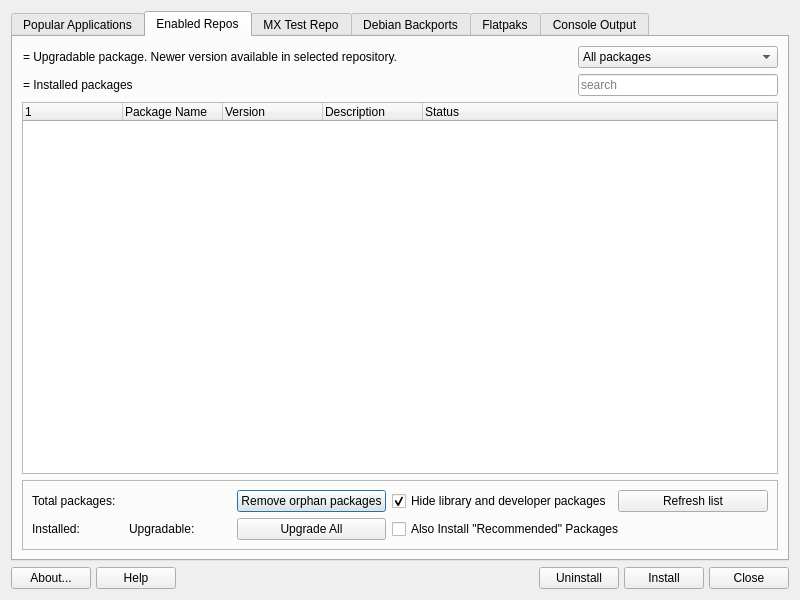
Qt form mainwindow.ui (AdrianTM/mx-packageinstaller) before a commit.
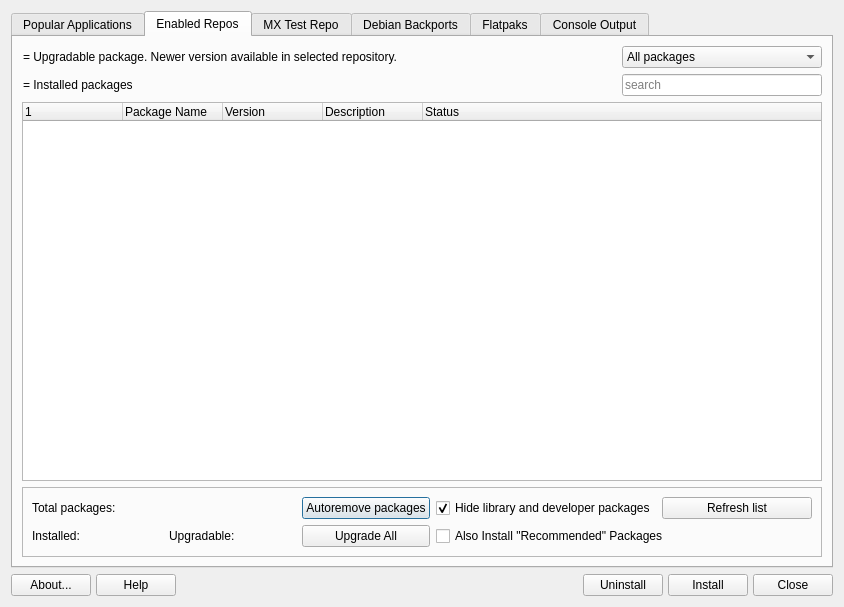
The same form after that commit. The open tabs and pages were chosen to show the change. Icons and pictures are not drawn.

Commit message: Add autoremovable filter

```diff
--- a/mainwindow.ui
+++ b/mainwindow.ui
@@ -6,8 +6,8 @@
    <rect>
     <x>0</x>
     <y>0</y>
-    <width>800</width>
-    <height>600</height>
+    <width>844</width>
+    <height>607</height>
    </rect>
   </property>
   <property name="sizePolicy">
@@ -232,7 +232,7 @@
           <item row="0" column="6" colspan="2">
            <widget class="QPushButton" name="pushRemoveOrphan">
             <property name="text">
-             <string>Remove orphan packages</string>
+             <string>Autoremove packages</string>
             </property>
             <property name="icon">
              <iconset theme="remove"/>
```
Left out of the diff: 12 changed lines with no effect on the pictures. The commit also changes 2 other files.
